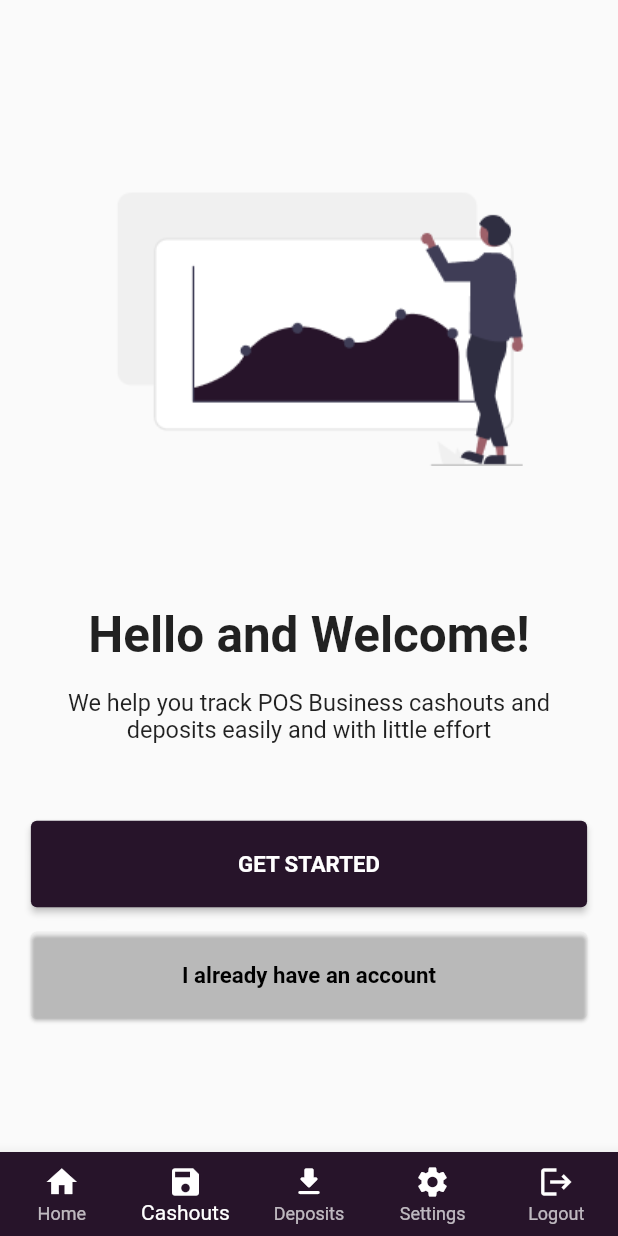
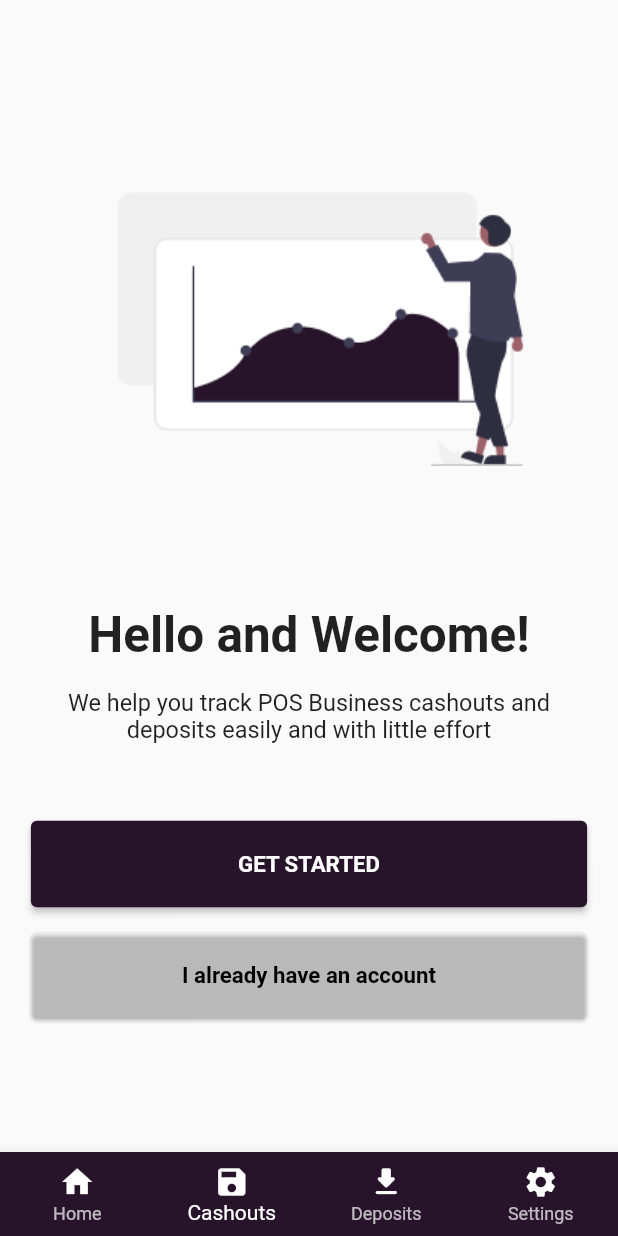
Before and after one commit to A1-Technologiesio/MPB-mobile, a Flutter app: the DashboardMainScreen screen opened by its route, item 2 of the bottom bar chosen, on a phone screen of 412 x 824 dp. Run offline on Flutter 3.47's test engine with Material 2 defaults, Android fonts, the light colour scheme and no system bars; our stand-ins replace flutter_secure_storage, flutter_spinkit, sliding_up_panel, smooth_page_indicator; accounts and stored records are empty; network calls fail.

Commit message:
#16 removed logout button

```diff
--- a/myposbook/lib/screens/dashboard_screens/dashboard_main/dashboard_main_screen.dart
+++ b/myposbook/lib/screens/dashboard_screens/dashboard_main/dashboard_main_screen.dart
@@ -17,7 +17,6 @@ class _DashboardMainScreenState extends State<DashboardMainScreen> {
   Widget build(BuildContext context) {
     const pageOptions = [
       DashboardMainBody(),
-      WelcomeScreenMain(),
       WelcomeScreenMain(),
       WelcomeScreenMain(),
       WelcomeScreenMain(),
@@ -54,7 +53,6 @@ class _DashboardMainScreenState extends State<DashboardMainScreen> {
           navBarItem(Icons.save, "Cashouts"),
           navBarItem(Icons.download_rounded, "Deposits"),
           navBarItem(Icons.settings, "Settings"),
-          navBarItem(Icons.logout, "Logout"),
         ],
       ),
     );
```
